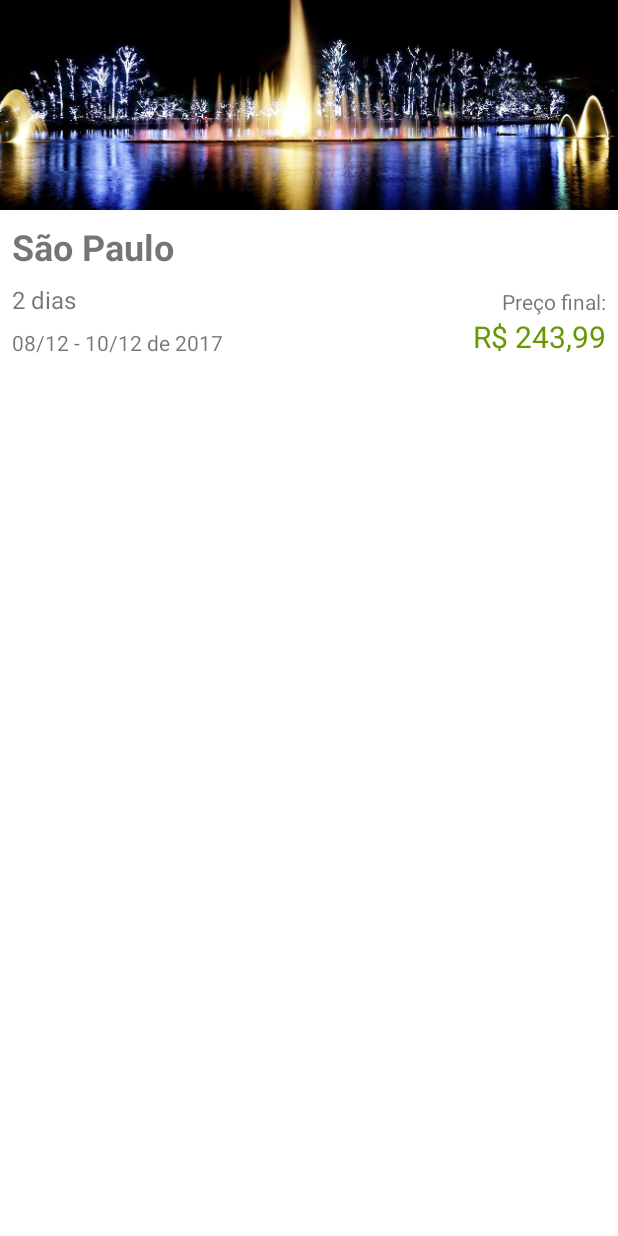
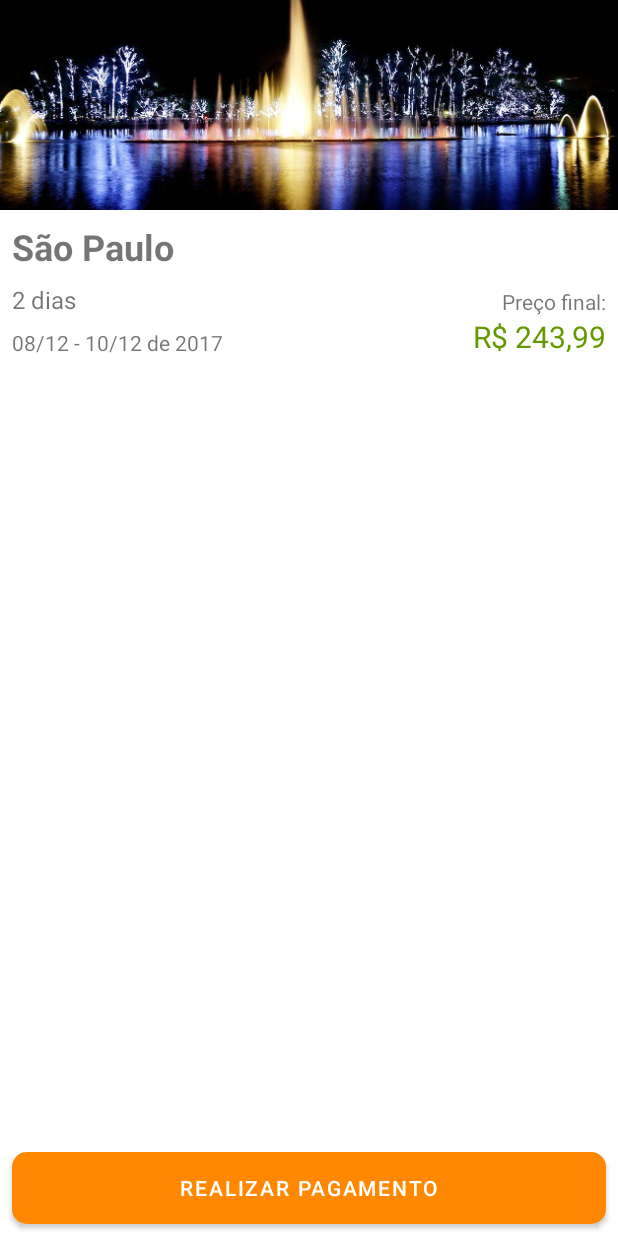
Before and after one commit to leandroalsilva/Alura_Android_Parte_V, an Android app: the layout activity_resumo_pacote.xml on its own in the app's theme, with its tools: preview values and no code run, on a phone screen of 412 x 824 dp. Run offline under Robolectric (Android 15) with nearby library versions, the phone set to English and light mode, and no system bars.

Commit message:
Realizando o processo de binding

```diff
--- a/app/src/main/java/com/example/aluraviagens/ui/activity/ListaPacotesActivity.java
+++ b/app/src/main/java/com/example/aluraviagens/ui/activity/ListaPacotesActivity.java
@@ -2,6 +2,7 @@ package com.example.aluraviagens.ui.activity;
 
 import androidx.appcompat.app.AppCompatActivity;
 
+import android.content.Intent;
 import android.os.Bundle;
 import android.view.View;
 import android.widget.ListView;
@@ -23,6 +24,8 @@ public class ListaPacotesActivity extends AppCompatActivity {
         setContentView(R.layout.activity_lista_pacotes);
         setTitle(TITULO_APPBAR);
         configuraLista();
+        Intent intent = new Intent(this, ResumoPacoteActivity.class);
+        startActivity(intent);
     }
 
     private void configuraLista() {
--- a/app/src/main/java/com/example/aluraviagens/ui/activity/ResumoPacoteActivity.java
+++ b/app/src/main/java/com/example/aluraviagens/ui/activity/ResumoPacoteActivity.java
@@ -2,9 +2,20 @@ package com.example.aluraviagens.ui.activity;
 
 import androidx.appcompat.app.AppCompatActivity;
 
+import android.graphics.drawable.Drawable;
+import android.media.Image;
 import android.os.Bundle;
+import android.view.View;
+import android.widget.ImageView;
+import android.widget.TextView;
 
 import com.example.aluraviagens.R;
+import com.example.aluraviagens.model.Pacote;
+import com.example.aluraviagens.util.DiasUtil;
+import com.example.aluraviagens.util.MoedaUtil;
+import com.example.aluraviagens.util.ResourcesUtil;
+
+import java.math.BigDecimal;
 
 public class ResumoPacoteActivity extends AppCompatActivity {
 
@@ -12,5 +23,24 @@ public class ResumoPacoteActivity extends AppCompatActivity {
     protected void onCreate(Bundle savedInstanceState) {
         super.onCreate(savedInstanceState);
         setContentView(R.layout.activity_resumo_pacote);
+
+        Pacote pacoteSaoPaulo = new Pacote("São Paulo", "sao_paulo_sp", 2,
+                new BigDecimal("243.99"));
+
+        TextView local = findViewById(R.id.resumo_pacote_local);
+        local.setText(pacoteSaoPaulo.getLocal());
+
+        ImageView imagem = findViewById(R.id.resumo_pacote_imagem);
+        Drawable drawableDoPacote = ResourcesUtil.devolveDrawable
+                (this, pacoteSaoPaulo.getImagem());
+        imagem.setImageDrawable(drawableDoPacote);
+
+        TextView dias = findViewById(R.id.resumo_pacote_dias);
+        String diasEmTexto = DiasUtil.formataEmTexto(pacoteSaoPaulo.getDias());
+        dias.setText(diasEmTexto);
+
+        TextView preco = findViewById(R.id.resumo_pacote_preco);
+        String moedaBrasileira = MoedaUtil.formataParaBrasileiro(pacoteSaoPaulo.getPreco());
+        preco.setText(moedaBrasileira);
     }
 }
--- /dev/null
+++ b/app/src/main/res/drawable/botao_redondo_laranja.xml
@@ -0,0 +1,6 @@
+<?xml version="1.0" encoding="utf-8"?>
+<shape xmlns:android="http://schemas.android.com/apk/res/android"
+    android:shape="rectangle">
+    <solid android:color="@android:color/holo_orange_dark" />
+    <corners android:radius="10dp"/>
+</shape>
--- a/app/src/main/res/layout/activity_resumo_pacote.xml
+++ b/app/src/main/res/layout/activity_resumo_pacote.xml
@@ -7,7 +7,7 @@
     tools:context=".ui.activity.ResumoPacoteActivity">
 
     <ImageView
-        android:id="@+id/imageView2"
+        android:id="@+id/resumo_pacote_imagem"
         android:layout_width="0dp"
         android:layout_height="140dp"
         android:scaleType="centerCrop"
@@ -19,7 +19,7 @@
         app:srcCompat="@drawable/sao_paulo_sp" />
 
     <TextView
-        android:id="@+id/textView"
+        android:id="@+id/resumo_pacote_local"
         android:layout_width="wrap_content"
         android:layout_height="wrap_content"
         android:layout_marginStart="8dp"
@@ -27,46 +27,60 @@
         android:textSize="24sp"
         android:textStyle="bold"
         app:layout_constraintStart_toStartOf="parent"
-        app:layout_constraintTop_toBottomOf="@+id/imageView2"
+        app:layout_constraintTop_toBottomOf="@+id/resumo_pacote_imagem"
         tools:text="São Paulo" />
 
     <TextView
-        android:id="@+id/textView2"
+        android:id="@+id/resumo_pacote_dias"
         android:layout_width="wrap_content"
         android:layout_height="wrap_content"
         android:layout_marginTop="8dp"
         android:textSize="16sp"
-        app:layout_constraintStart_toStartOf="@+id/textView"
-        app:layout_constraintTop_toBottomOf="@+id/textView"
+        app:layout_constraintStart_toStartOf="@+id/resumo_pacote_local"
+        app:layout_constraintTop_toBottomOf="@+id/resumo_pacote_local"
         tools:text="2 dias" />
 
     <TextView
-        android:id="@+id/textView3"
+        android:id="@+id/resumo_pacote_data"
         android:layout_width="wrap_content"
         android:layout_height="wrap_content"
         android:layout_marginTop="8dp"
         android:textSize="14sp"
-        app:layout_constraintStart_toStartOf="@+id/textView2"
-        app:layout_constraintTop_toBottomOf="@+id/textView2"
+        app:layout_constraintStart_toStartOf="@+id/resumo_pacote_dias"
+        app:layout_constraintTop_toBottomOf="@+id/resumo_pacote_dias"
         tools:text="08/12 - 10/12 de 2017" />
 
     <TextView
-        android:id="@+id/textView4"
+        android:id="@+id/resumo_pacote_preco"
         android:layout_width="wrap_content"
         android:layout_height="wrap_content"
         android:layout_marginEnd="8dp"
         android:textColor="@android:color/holo_green_dark"
         android:textSize="20sp"
-        app:layout_constraintBottom_toBottomOf="@+id/textView3"
+        app:layout_constraintBottom_toBottomOf="@+id/resumo_pacote_data"
         app:layout_constraintEnd_toEndOf="parent"
         tools:text="R$ 243,99" />
 
     <TextView
-        android:id="@+id/textView5"
+        android:id="@+id/resumo_pacote_preco_final"
         android:layout_width="wrap_content"
         android:layout_height="wrap_content"
         android:text="Preço final:"
         android:textSize="14sp"
-        app:layout_constraintBottom_toTopOf="@+id/textView4"
-        app:layout_constraintEnd_toEndOf="@+id/textView4" />
+        app:layout_constraintBottom_toTopOf="@+id/resumo_pacote_preco"
+        app:layout_constraintEnd_toEndOf="@+id/resumo_pacote_preco" />
+
+    <Button
+        android:id="@+id/resumo_pacote_botao_realiza_pagamento"
+        android:layout_width="0dp"
+        android:layout_height="wrap_content"
+        android:layout_margin="8dp"
+        android:background="@drawable/botao_redondo_laranja"
+        android:text="Realizar pagamento"
+        app:backgroundTint="@android:color/holo_orange_dark"
+        app:layout_constraintBottom_toBottomOf="parent"
+        app:layout_constraintEnd_toEndOf="parent"
+        app:layout_constraintStart_toStartOf="parent"
+        app:layout_constraintTop_toTopOf="@+id/resumo_pacote_imagem"
+        app:layout_constraintVertical_bias="1.0" />
 </androidx.constraintlayout.widget.ConstraintLayout>
```
